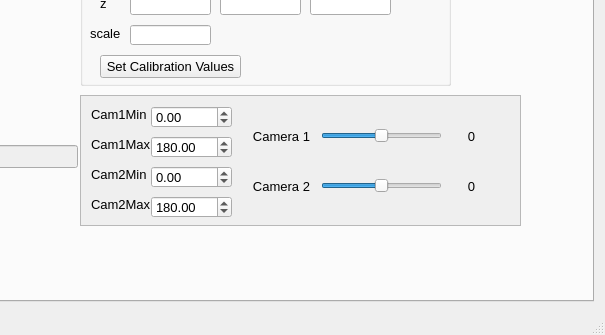
First picture: the form in mainwindow.ui, repository robocenter-rov/remote-control, before the edit; both pictures show x 643 to 1248 and y 443 to 778 of the 1248 by 778 pixel window.
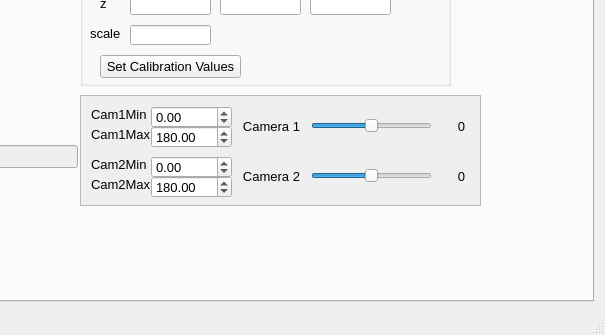
Second picture: the form after the edit. The open tabs and pages were chosen to show the change. Custom widgets are drawn as their Qt base class.

```diff
--- a/mainwindow.ui
+++ b/mainwindow.ui
@@ -3051,8 +3051,8 @@
          <rect>
           <x>710</x>
           <y>480</y>
-          <width>441</width>
-          <height>131</height>
+          <width>401</width>
+          <height>111</height>
          </rect>
         </property>
         <property name="widgetResizable">
@@ -3063,8 +3063,8 @@
           <rect>
            <x>0</x>
            <y>0</y>
-           <width>439</width>
-           <height>129</height>
+           <width>399</width>
+           <height>109</height>
           </rect>
          </property>
          <widget class="QDoubleSpinBox" name="cam1MinValSpinBox">
@@ -3103,7 +3103,7 @@
           <property name="geometry">
            <rect>
             <x>70</x>
-            <y>40</y>
+            <y>30</y>
             <width>81</width>
             <height>22</height>
            </rect>
@@ -3122,7 +3122,7 @@
           <property name="geometry">
            <rect>
             <x>10</x>
-            <y>40</y>
+            <y>30</y>
             <width>61</width>
             <height>16</height>
            </rect>
@@ -3135,7 +3135,7 @@
           <property name="geometry">
            <rect>
             <x>10</x>
-            <y>70</y>
+            <y>60</y>
             <width>61</width>
             <height>16</height>
            </rect>
@@ -3148,7 +3148,7 @@
           <property name="geometry">
            <rect>
             <x>70</x>
-            <y>70</y>
+            <y>60</y>
             <width>81</width>
             <height>22</height>
            </rect>
@@ -3167,7 +3167,7 @@
           <property name="geometry">
            <rect>
             <x>10</x>
-            <y>100</y>
+            <y>80</y>
             <width>61</width>
             <height>16</height>
            </rect>
@@ -3180,7 +3180,7 @@
           <property name="geometry">
            <rect>
             <x>70</x>
-            <y>100</y>
+            <y>80</y>
             <width>81</width>
             <height>22</height>
            </rect>
@@ -3198,8 +3198,8 @@
          <widget class="QSlider" name="camera2Slider">
           <property name="geometry">
            <rect>
-            <x>240</x>
-            <y>80</y>
+            <x>230</x>
+            <y>70</y>
             <width>121</width>
             <height>20</height>
            </rect>
@@ -3223,8 +3223,8 @@
          <widget class="QLabel" name="camera2Label">
           <property name="geometry">
            <rect>
-            <x>170</x>
-            <y>80</y>
+            <x>160</x>
+            <y>70</y>
             <width>61</width>
             <height>21</height>
            </rect>
@@ -3239,8 +3239,8 @@
          <widget class="QSlider" name="camera1Slider">
           <property name="geometry">
            <rect>
-            <x>240</x>
-            <y>30</y>
+            <x>230</x>
+            <y>20</y>
             <width>121</width>
             <height>20</height>
            </rect>
@@ -3264,8 +3264,8 @@
          <widget class="QLabel" name="camera1Label">
           <property name="geometry">
            <rect>
-            <x>170</x>
-            <y>30</y>
+            <x>160</x>
+            <y>20</y>
             <width>61</width>
             <height>21</height>
            </rect>
@@ -3280,8 +3280,8 @@
          <widget class="QLabel" name="camera2valueLabel">
           <property name="geometry">
            <rect>
-            <x>370</x>
-            <y>80</y>
+            <x>360</x>
+            <y>70</y>
             <width>41</width>
             <height>21</height>
            </rect>
@@ -3296,8 +3296,8 @@
          <widget class="QLabel" name="camera1valueLabel">
           <property name="geometry">
            <rect>
-            <x>370</x>
-            <y>30</y>
+            <x>360</x>
+            <y>20</y>
             <width>41</width>
             <height>21</height>
            </rect>
```
Left out of the diff: 39 changed lines with no effect on the pictures.
